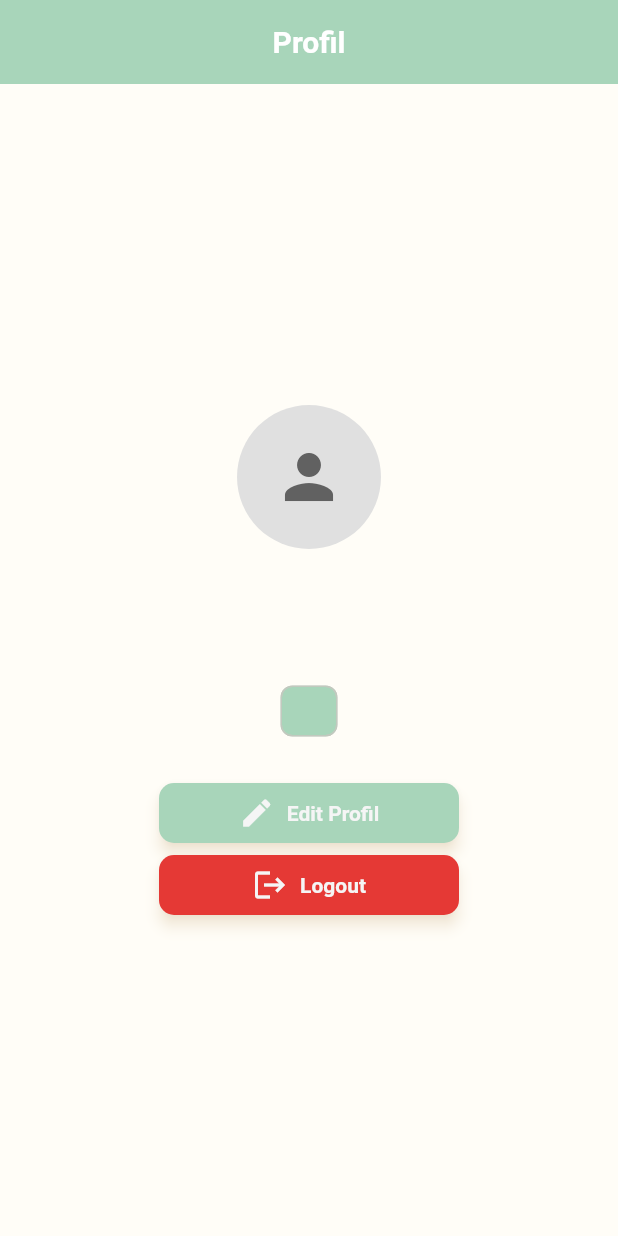
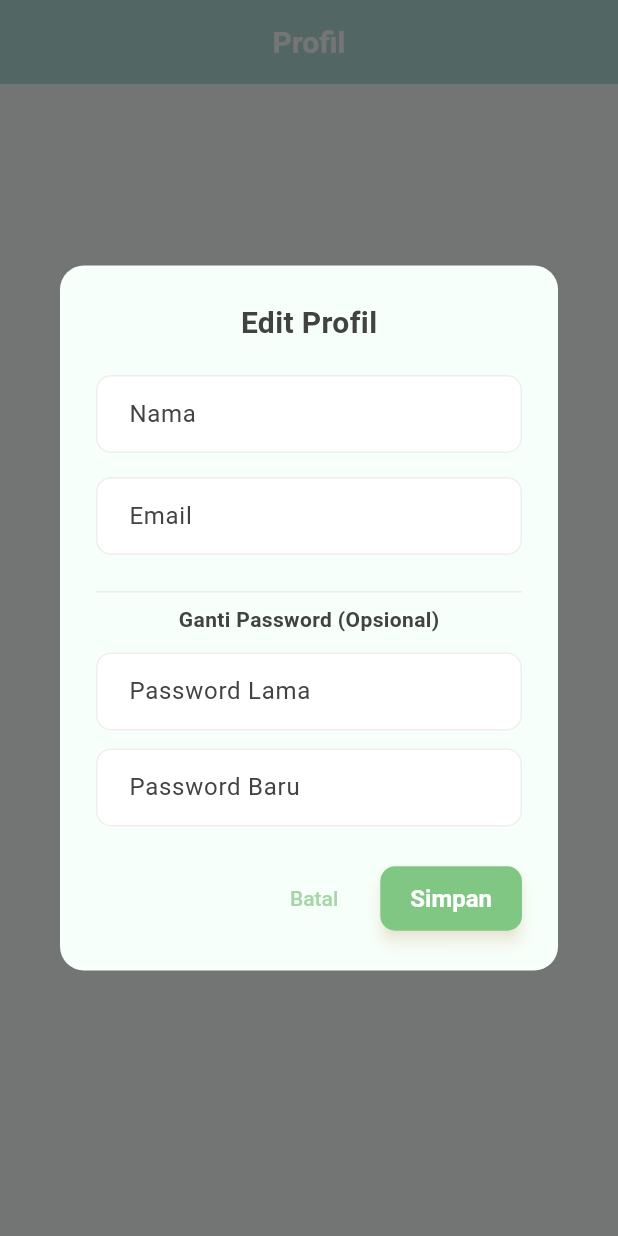
Before and after one commit to ipaddr/MPLJJ25-138-KEL-3, a Flutter app: the ProfileScreen screen opened by its route, after a tap on "Edit Profil", on a phone screen of 412 x 824 dp. Run offline on Flutter 3.47's test engine with Material 3 defaults, Android fonts, the light colour scheme and no system bars; our stand-ins replace cloud_firestore, file_picker, firebase_auth, firebase_core, fl_chart; accounts and stored records are empty.

Commit message:
feat: update profile screen with edit & change password

```diff
--- a/nutrikita/lib/screens/profile.dart
+++ b/nutrikita/lib/screens/profile.dart
@@ -1,7 +1,6 @@
 import 'package:flutter/material.dart';
 import 'package:firebase_auth/firebase_auth.dart';
 import 'package:cloud_firestore/cloud_firestore.dart';
-import '../utils/buttons.dart';
 
 class ProfileScreen extends StatefulWidget {
   const ProfileScreen({super.key});
@@ -25,11 +24,7 @@ class _ProfileScreenState extends State<ProfileScreen> {
   Future<void> _loadProfile() async {
     final user = FirebaseAuth.instance.currentUser;
     if (user != null) {
-      final doc =
-          await FirebaseFirestore.instance
-              .collection('users')
-              .doc(user.uid)
-              .get();
+      final doc = await FirebaseFirestore.instance.collection('users').doc(user.uid).get();
       setState(() {
         nama = doc.data()?['nama'] ?? '-';
         email = doc.data()?['email'] ?? user.email ?? '-';
@@ -39,109 +34,219 @@ class _ProfileScreenState extends State<ProfileScreen> {
     }
   }
 
-  @override
-  Widget build(BuildContext context) {
-    return Scaffold(
-      backgroundColor: const Color(0xFFFFFDF7),
-      appBar: AppBar(
-        backgroundColor: const Color(0xFFA8D5BA),
-        title: const Text('Profil', style: TextStyle(color: Colors.white)),
-        centerTitle: true,
-        automaticallyImplyLeading: false,
-      ),
-      body:
-          isLoading
-              ? const Center(child: CircularProgressIndicator())
-              : Center(
+  Future<void> _editProfileDialog() async {
+    final user = FirebaseAuth.instance.currentUser;
+    final namaController = TextEditingController(text: nama);
+    final emailController = TextEditingController(text: email);
+    final oldPasswordController = TextEditingController();
+    final newPasswordController = TextEditingController();
+
+    await showDialog(
+      context: context,
+      builder: (context) => Dialog(
+        backgroundColor: const Color(0xFFF6FFF9),
+        shape: RoundedRectangleBorder(borderRadius: BorderRadius.circular(16)),
         child: SingleChildScrollView(
-                  padding: const EdgeInsets.symmetric(
-                    horizontal: 24,
-                    vertical: 32,
-                  ),
+          padding: const EdgeInsets.all(24),
           child: Column(
             mainAxisSize: MainAxisSize.min,
-                    crossAxisAlignment: CrossAxisAlignment.center,
             children: [
-                      CircleAvatar(
-                        radius: 48,
-                        backgroundColor: Colors.grey[300],
-                        child: Icon(
-                          Icons.person,
-                          size: 48,
-                          color: Colors.grey[700],
+              const Text(
+                'Edit Profil',
+                style: TextStyle(fontSize: 20, fontWeight: FontWeight.bold),
+              ),
+              const SizedBox(height: 20),
+              TextField(
+                controller: namaController,
+                decoration: InputDecoration(
+                  labelText: 'Nama',
+                  filled: true,
+                  fillColor: Colors.white,
+                  border: OutlineInputBorder(borderRadius: BorderRadius.circular(12)),
                 ),
               ),
               const SizedBox(height: 16),
-                      Text(
-                        nama ?? '-',
-                        style: const TextStyle(
-                          fontSize: 20,
-                          fontWeight: FontWeight.bold,
+              TextField(
+                controller: emailController,
+                decoration: InputDecoration(
+                  labelText: 'Email',
+                  filled: true,
+                  fillColor: Colors.white,
+                  border: OutlineInputBorder(borderRadius: BorderRadius.circular(12)),
                 ),
               ),
+              const SizedBox(height: 24),
+              const Divider(),
               const SizedBox(height: 8),
-                      Text(
-                        email ?? '-',
-                        style: const TextStyle(
-                          fontSize: 16,
-                          color: Colors.black54,
+              const Text('Ganti Password (Opsional)', style: TextStyle(fontWeight: FontWeight.bold)),
+              const SizedBox(height: 12),
+              TextField(
+                controller: oldPasswordController,
+                obscureText: true,
+                decoration: InputDecoration(
+                  labelText: 'Password Lama',
+                  filled: true,
+                  fillColor: Colors.white,
+                  border: OutlineInputBorder(borderRadius: BorderRadius.circular(12)),
                 ),
               ),
-                      const SizedBox(height: 8),
-                      if (role != null && role != '-')
-                        Chip(
-                          label: Text(role!),
-                          backgroundColor: const Color(0xFFA8D5BA),
-                          labelStyle: const TextStyle(color: Colors.white),
+              const SizedBox(height: 12),
+              TextField(
+                controller: newPasswordController,
+                obscureText: true,
+                decoration: InputDecoration(
+                  labelText: 'Password Baru',
+                  filled: true,
+                  fillColor: Colors.white,
+                  border: OutlineInputBorder(borderRadius: BorderRadius.circular(12)),
+                ),
               ),
               const SizedBox(height: 24),
-                      SmallButton(
-                        onPressed: () {
-                          // TODO: Navigasi ke halaman edit profil jika ingin
-                        },
-                        icon: Icons.edit,
-                        label: 'Edit Profil',
-                        backgroundColor: const Color(0xFFA8D5BA),
+              Row(
+                mainAxisAlignment: MainAxisAlignment.end,
+                children: [
+                  TextButton(
+                    child: const Text('Batal'),
+                    onPressed: () => Navigator.pop(context),
                   ),
-                      const SizedBox(height: 8),
-                      SmallButton(
-                        onPressed: () async {
-                          showDialog(
-                            context: context,
-                            builder:
-                                (context) => AlertDialog(
-                                  title: const Text('Konfirmasi Keluar'),
-                                  content: const Text(
-                                    'Apakah Anda yakin ingin keluar dari aplikasi?',
-                                  ),
-                                  actions: [
-                                    TextButton(
-                                      onPressed: () => Navigator.pop(context),
-                                      child: const Text('Batal'),
-                                    ),
+                  const SizedBox(width: 12),
                   ElevatedButton(
                     onPressed: () async {
-                                        await FirebaseAuth.instance.signOut();
-                                        if (context.mounted) {
-                                          Navigator.popUntil(
-                                            context,
-                                            (route) => route.isFirst,
+                      final newNama = namaController.text.trim();
+                      final newEmail = emailController.text.trim();
+                      final oldPass = oldPasswordController.text.trim();
+                      final newPass = newPasswordController.text.trim();
+
+                      try {
+                        if (newNama.isEmpty || newEmail.isEmpty) return;
+
+                        if (user != null) {
+                          if (user.email != newEmail) {
+                            await user.updateEmail(newEmail);
+                          }
+
+                          await FirebaseFirestore.instance.collection('users').doc(user.uid).update({
+                            'nama': newNama,
+                            'email': newEmail,
+                          });
+
+                          // Jika password akan diganti
+                          if (oldPass.isNotEmpty && newPass.isNotEmpty) {
+                            final cred = EmailAuthProvider.credential(email: user.email!, password: oldPass);
+                            await user.reauthenticateWithCredential(cred);
+                            await user.updatePassword(newPass);
+                          }
+                        }
+
+                        Navigator.pop(context);
+                        _loadProfile();
+                        ScaffoldMessenger.of(context).showSnackBar(
+                          const SnackBar(content: Text('Profil berhasil diperbarui.')),
                         );
-                                          Navigator.pushReplacementNamed(
-                                            context,
-                                            '/login',
+                      } catch (e) {
+                        ScaffoldMessenger.of(context).showSnackBar(
+                          SnackBar(content: Text('Gagal memperbarui: $e')),
                         );
                       }
                     },
+                    style: ElevatedButton.styleFrom(
+                      backgroundColor: const Color(0xFF81C784), // Soft green
+                      padding: const EdgeInsets.symmetric(horizontal: 20, vertical: 12),
+                      shape: RoundedRectangleBorder(borderRadius: BorderRadius.circular(10)),
+                    ),
+                    child: const Text('Simpan'),
+                  ),
+                ],
+              )
+            ],
+          ),
+        ),
+      ),
+    );
+  }
+
+  Future<void> _logoutConfirm() async {
+    final confirm = await showDialog<bool>(
+      context: context,
+      builder: (context) => AlertDialog(
+        title: const Text('Konfirmasi Logout'),
+        content: const Text('Yakin ingin keluar dari aplikasi?'),
+        actions: [
+          TextButton(onPressed: () => Navigator.pop(context, false), child: const Text('Batal')),
+          ElevatedButton(
+            onPressed: () => Navigator.pop(context, true),
+            style: ElevatedButton.styleFrom(backgroundColor: Colors.red),
             child: const Text('Keluar'),
           ),
         ],
       ),
     );
-                        },
-                        icon: Icons.logout,
-                        label: 'Logout',
-                        backgroundColor: Colors.red[600]!,
+
+    if (confirm == true) {
+      await FirebaseAuth.instance.signOut();
+      if (context.mounted) {
+        Navigator.pushNamedAndRemoveUntil(context, '/login', (_) => false);
+      }
+    }
+  }
+
+  @override
+  Widget build(BuildContext context) {
+    final theme = Theme.of(context);
+
+    return Scaffold(
+      backgroundColor: const Color(0xFFF9FFFB),
+      appBar: AppBar(
+        backgroundColor: const Color(0xFFB2DFDB),
+        title: const Text('Profil', style: TextStyle(color: Colors.white)),
+        centerTitle: true,
+        elevation: 0,
+        automaticallyImplyLeading: false,
+      ),
+      body: isLoading
+          ? const Center(child: CircularProgressIndicator())
+          : Center(
+              child: SingleChildScrollView(
+                padding: const EdgeInsets.all(24),
+                child: Column(
+                  children: [
+                    CircleAvatar(
+                      radius: 48,
+                      backgroundColor: Colors.grey[300],
+                      child: const Icon(Icons.person, size: 48, color: Colors.black54),
+                    ),
+                    const SizedBox(height: 16),
+                    Text(nama ?? '-', style: theme.textTheme.titleLarge),
+                    const SizedBox(height: 8),
+                    Text(email ?? '-', style: theme.textTheme.bodyMedium),
+                    const SizedBox(height: 6),
+                    if (role != null && role != '-')
+                      Chip(
+                        label: Text(role!),
+                        backgroundColor: const Color(0xFF81C784),
+                        labelStyle: const TextStyle(color: Colors.white),
+                      ),
+                    const SizedBox(height: 32),
+                    ElevatedButton.icon(
+                      onPressed: _editProfileDialog,
+                      icon: const Icon(Icons.edit),
+                      label: const Text('Edit Profil'),
+                      style: ElevatedButton.styleFrom(
+                        backgroundColor: const Color(0xFF81C784),
+                        padding: const EdgeInsets.symmetric(horizontal: 24, vertical: 14),
+                        shape: RoundedRectangleBorder(borderRadius: BorderRadius.circular(12)),
+                      ),
+                    ),
+                    const SizedBox(height: 16),
+                    ElevatedButton.icon(
+                      onPressed: _logoutConfirm,
+                      icon: const Icon(Icons.logout),
+                      label: const Text('Logout'),
+                      style: ElevatedButton.styleFrom(
+                        backgroundColor: Colors.red[600],
+                        padding: const EdgeInsets.symmetric(horizontal: 24, vertical: 14),
+                        shape: RoundedRectangleBorder(borderRadius: BorderRadius.circular(12)),
+                      ),
                     ),
                   ],
                 ),
```
Lines whose indentation alone changed are shown as unchanged.
